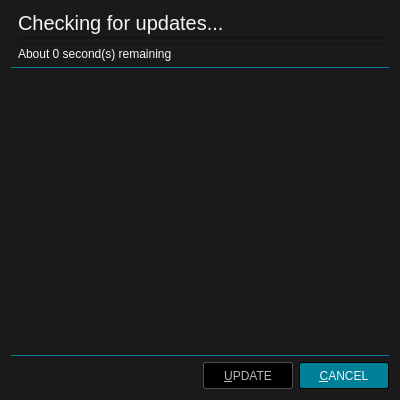
First picture: the form in src/ui/updatedialog.ui, repository u8sand/Baka-MPlayer, before the edit.
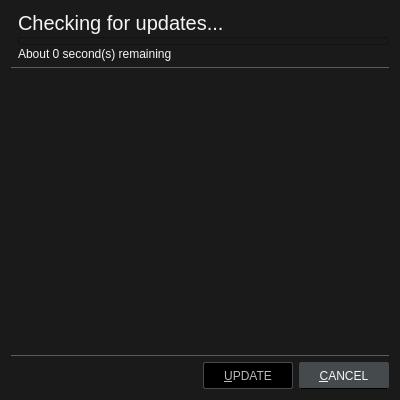
Second picture: the form after the edit. Icons and pictures are not drawn.

The edit to the form file:
```diff
--- a/src/ui/updatedialog.ui
+++ b/src/ui/updatedialog.ui
@@ -28,13 +28,14 @@
 /* QPushButton */
 
 QPushButton {
-    background: #008098;
-	color: whitesmoke;
-	border: 1px solid black;
+	background: #454A4D;
+	border: 1px solid #454A4D;
+	border-bottom: 1px solid black;
 	border-radius: 2px;
-	padding: 4px 6px;
-    min-width: 76px;
+	color: whitesmoke;
+	min-width: 76px;
 	min-height: 17px;
+	padding: 4px 6px;
 }
 QPushButton:focus {
 	border: 1px solid whitesmoke;
@@ -45,8 +46,8 @@
 }
 QPushButton:disabled {
 	background: black;
-	border: 1px solid #4C4C4C;
-    color: #B8B8B8;
+	border: 1px solid #454A4D;
+	color: #B8B8B8;
 }
 
 /* QScrollBar */
```
Left out of the diff: 2 changed lines with no effect on the pictures.
